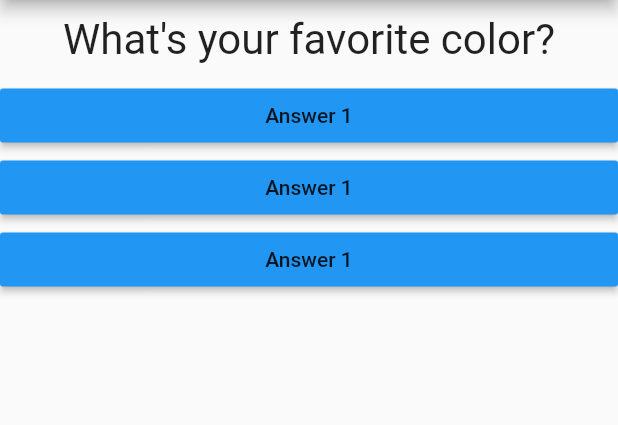
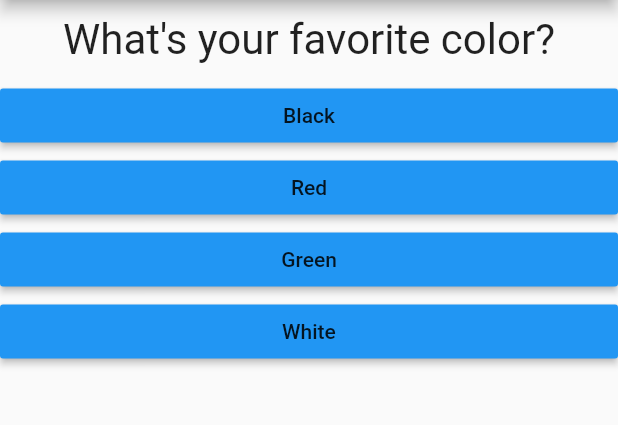
Before and after one commit to asifexplore/Flutter_guide_tutorial_app_1, a Flutter app: the screen it shows after launch, on a phone screen of 412 x 824 dp, the part 84-509 px from its top. Run offline on Flutter 3.47's test engine with Material 2 defaults, Android fonts, the phone set to English and light mode, and no system bars.

Commit message:
Completed Tutorial

```diff
--- a/lib/answer.dart
+++ b/lib/answer.dart
@@ -3,14 +3,18 @@ import 'package:flutter/material.dart';
 class Answer extends StatelessWidget {
   // Obtain Function or Function Pointer.
   final Function selectHandler;
-  Answer(this.selectHandler);
+  String answerText;
+  Answer(
+    this.selectHandler,
+    this.answerText,
+  );
 
   @override
   Widget build(BuildContext context) {
     return Container(
       width: double.infinity,
       child: RaisedButton(
-        child: Text('Answer 1'),
+        child: Text(answerText),
         onPressed: selectHandler,
         color: Colors.blue,
       ),
--- a/lib/main.dart
+++ b/lib/main.dart
@@ -1,7 +1,7 @@
 import 'package:flutter/material.dart';
 // ./ refers to look at the same file.
-import './question.dart';
-import './answer.dart';
+import './quiz.dart';
+import './Result.dart';
 
 void main() {
   // Written by Flutter | Material.dart
@@ -21,23 +21,62 @@ class MyApp extends StatefulWidget {
 // This state is persistant
 // <MyApp> indicates that this state is linked with the above state.
 class _MyAppState extends State<MyApp> {
+  // List of Strings
+  final questions = const [
+    {
+      'questionText': 'What\'s your favorite color?',
+      'answers': [
+        {'text': 'Black', 'score': 10},
+        {'text': 'Red', 'score': 5},
+        {'text': 'Green', 'score': 3},
+        {'text': 'White', 'score': 1},
+      ],
+    },
+    {
+      'questionText': 'What\'s your favourite animal?',
+      'answers': [
+        {'text': 'Rabbit', 'score': 10},
+        {'text': 'Snake', 'score': 5},
+        {'text': 'Elepahant', 'score': 3},
+        {'text': 'Lion', 'score': 1},
+      ],
+    },
+    {
+      'questionText': 'Who\'s your favourite instructor?',
+      'answers': [
+        {'text': 'Max', 'score': 10},
+        {'text': 'Asif', 'score': 5},
+        {'text': 'Josh', 'score': 3},
+        {'text': 'Kelvin', 'score': 1},
+      ],
+    }
+  ];
+
   var questionIndex = 0;
-  void answerQuestion() {
+  var totalScore = 0;
+
+  void resetQuiz() {
+    setState(() {
+      questionIndex = 0;
+      totalScore = 0;
+    });
+  }
+
+  void answerQuestion(int score) {
+    totalScore += score;
     setState(() {
       questionIndex += 1;
     });
     print(questionIndex);
+    if (questionIndex < questions.length) {
+      print('We have more questions!');
+    }
   }
 
   // BuildContext provided by Flutter.
   // build is a function, returns a widget.
   // Widget is provided by material.dart
   Widget build(BuildContext context) {
-    // List of Strings
-    var questions = [
-      'What\'s your favorite color?',
-      'What\'s your favourite animal?'
-    ];
     // Base setup to turn codes into apps
     // home = the page that will be displayed on the screen.
     return MaterialApp(
@@ -46,19 +85,13 @@ class _MyAppState extends State<MyApp> {
         appBar: AppBar(
           title: Text('My First App'),
         ),
-        body: Column(
-          // Shows that it is a list of widgets.
-          children: <Widget>[
-            Question(
-              questions[questionIndex],
-            ),
-            // Dash means it is depricated. Code still works.
-            // Child is a widget
-            Answer(answerQuestion),
-            Answer(answerQuestion),
-            Answer(answerQuestion),
-          ],
-        ),
+        body: questionIndex < questions.length
+            ? Quiz(
+                questions: questions,
+                answerQuestion: answerQuestion,
+                questionIndex: questionIndex,
+              )
+            : Result(totalScore, resetQuiz),
       ),
     );
   }
--- /dev/null
+++ b/lib/quiz.dart
@@ -0,0 +1,36 @@
+import 'package:flutter/material.dart';
+import './question.dart';
+import './answer.dart';
+
+class Quiz extends StatelessWidget {
+  final List<Map<String, Object>> questions;
+  final Function answerQuestion;
+  final int questionIndex;
+
+  Quiz({
+    @required this.questions,
+    @required this.answerQuestion,
+    @required this.questionIndex,
+  });
+
+  @override
+  Widget build(BuildContext context) {
+    return Column(
+      // Shows that it is a list of widgets.
+      children: <Widget>[
+        Question(
+          questions[questionIndex]['questionText'] as String,
+        ),
+        // Dash means it is depricated. Code still works.
+        // Child is a widget
+        // Answer(answerQuestion),
+        // Answer(answerQuestion),
+        // Answer(answerQuestion),
+        ...(questions[questionIndex]['answers'] as List<Map<String, Object>>)
+            .map((answer) {
+          return Answer(() => answerQuestion(answer['score']), answer['text']);
+        }).toList()
+      ],
+    );
+  }
+}
```
Also changed, not shown: lib/Result.dart (added, +32 -0 lines).
